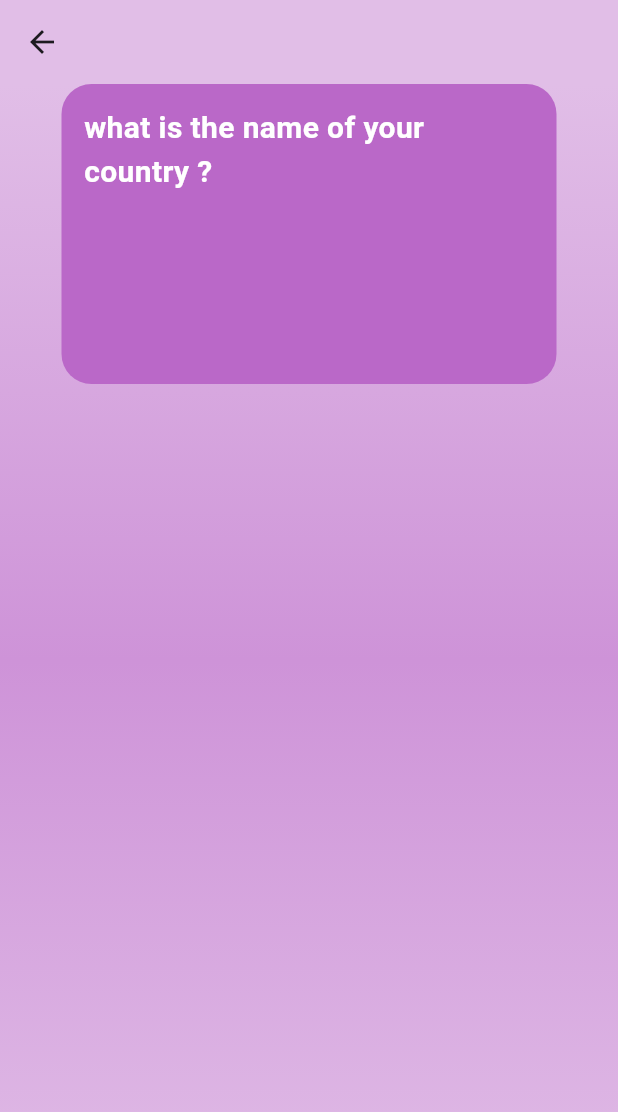
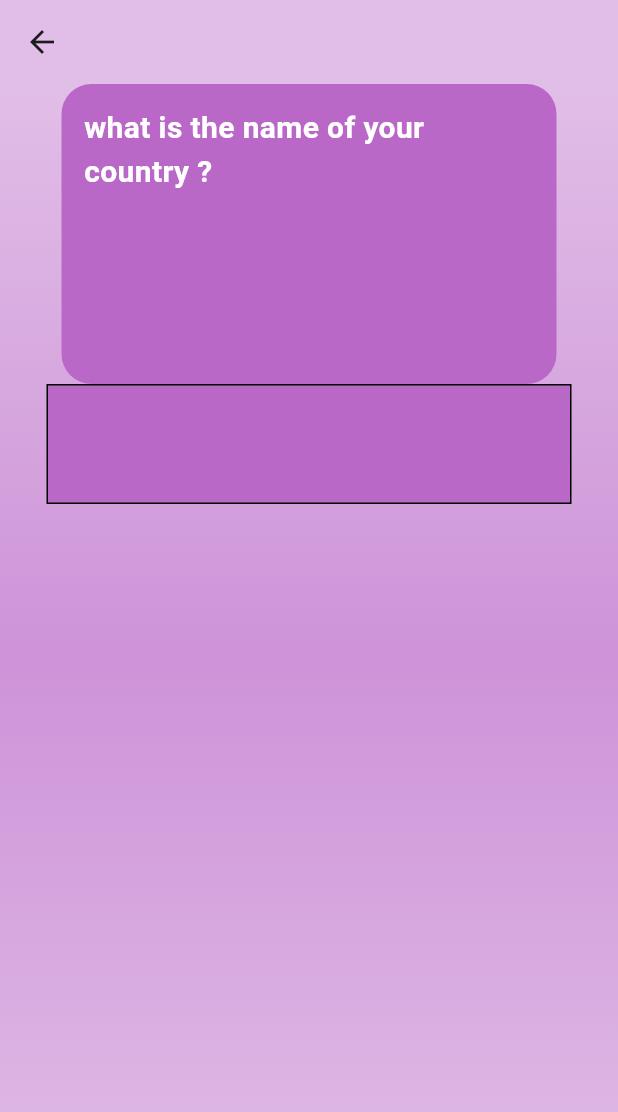
Before and after one commit to sohasara/Quiz-App, a Flutter app: the DetailsPage screen opened directly, on a phone screen of 412 x 824 dp. Shown: the top 1112 px of the screen. Run offline on Flutter 3.47's test engine with Material 3 defaults, Android fonts, the phone set to English and light mode, and no system bars; our stand-ins replace flutter_riverpod.

Commit message:
add container

```diff
--- a/lib/ui/details/details_page.dart
+++ b/lib/ui/details/details_page.dart
@@ -43,7 +43,14 @@ class DetailsPage extends ConsumerWidget {
                 ),
               ),
             ),
-
+            Container(
+              height: 80,
+              width: 350,
+              decoration: BoxDecoration(
+                border: Border.all(),
+                color: Colors.purple[300],
+              ),
+            ),
           ],
         ),
       ),
```
